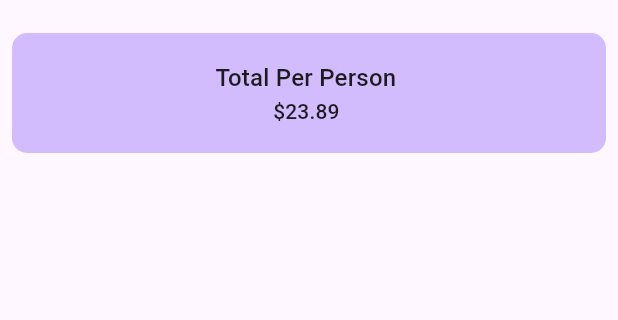
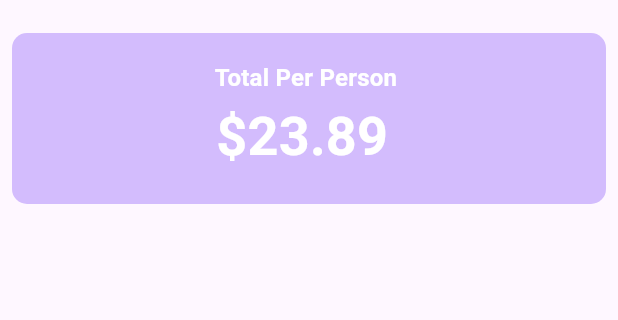
Before and after one commit to malavikaanup/utip, a Flutter app: the screen it shows after launch, on a phone screen of 412 x 824 dp, the part 63-383 px from its top. Run offline on Flutter 3.47's test engine with Material 3 defaults, Android fonts, the phone set to English and light mode, and no system bars.

Commit message:
Top Widget Completed

```diff
--- a/lib/main.dart
+++ b/lib/main.dart
@@ -32,6 +32,10 @@ class _UTipState extends State<UTip> {
   @override
   Widget build(BuildContext context) {
     var theme = Theme.of(context);
+    // Add style
+    final style = theme.textTheme.titleMedium!.copyWith(
+        color: theme.colorScheme.onPrimary, fontWeight: FontWeight.bold);
+
     return Scaffold(
       appBar: AppBar(
         title: const Text("UTip"),
@@ -50,11 +54,13 @@ class _UTipState extends State<UTip> {
                 children: [
                   Text(
                     "Total Per Person ",
-                    style: theme.textTheme.titleMedium,
+                    style: style,
                   ),
                   Text(
                     "\$23.89 ",
-                    style: theme.textTheme.titleSmall,
+                    style: style.copyWith(
+                        color: theme.colorScheme.onPrimary,
+                        fontSize: theme.textTheme.displaySmall?.fontSize),
                   ),
                 ],
               ),
```
